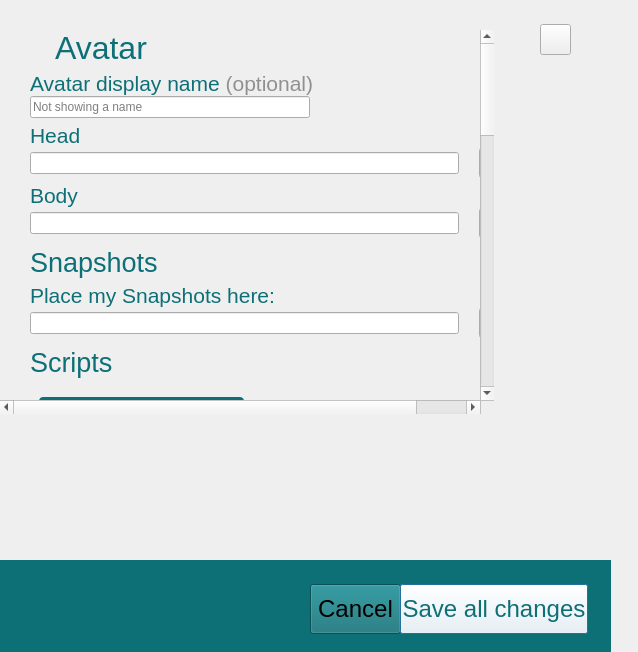
The window that interface/ui/preferencesDialog.ui (vircadia/vircadia-native-core) describes before a commit, drawn with Qt 5.
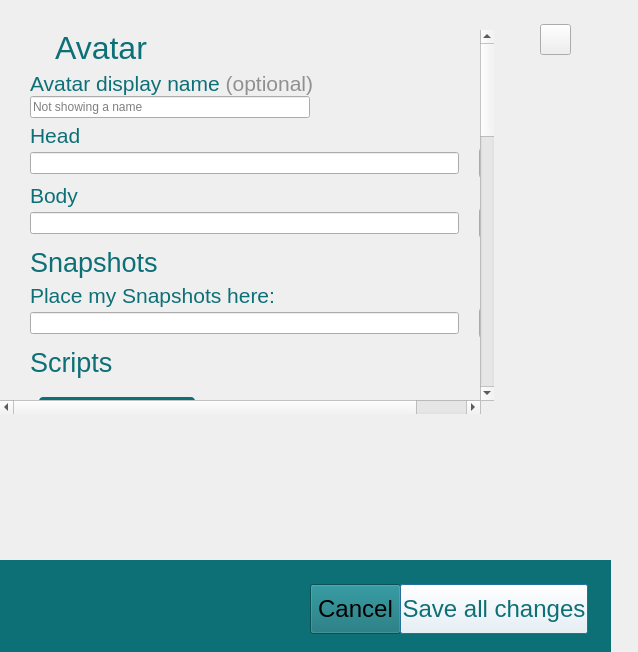
The same window after the commit. Custom widgets are drawn as their Qt base class.

Commit message: Make changes to other UI forms as well

```diff
--- a/interface/ui/preferencesDialog.ui
+++ b/interface/ui/preferencesDialog.ui
@@ -660,7 +660,7 @@
            <string notr="true">background: #0e7077;
 color: #fff;
 border-radius: 4px;
-font: bold 14pt;
+font: bold 14px;
 padding: 10px;margin-top:10px</string>
           </property>
           <property name="text">
```
The commit also changes 1 other file.
